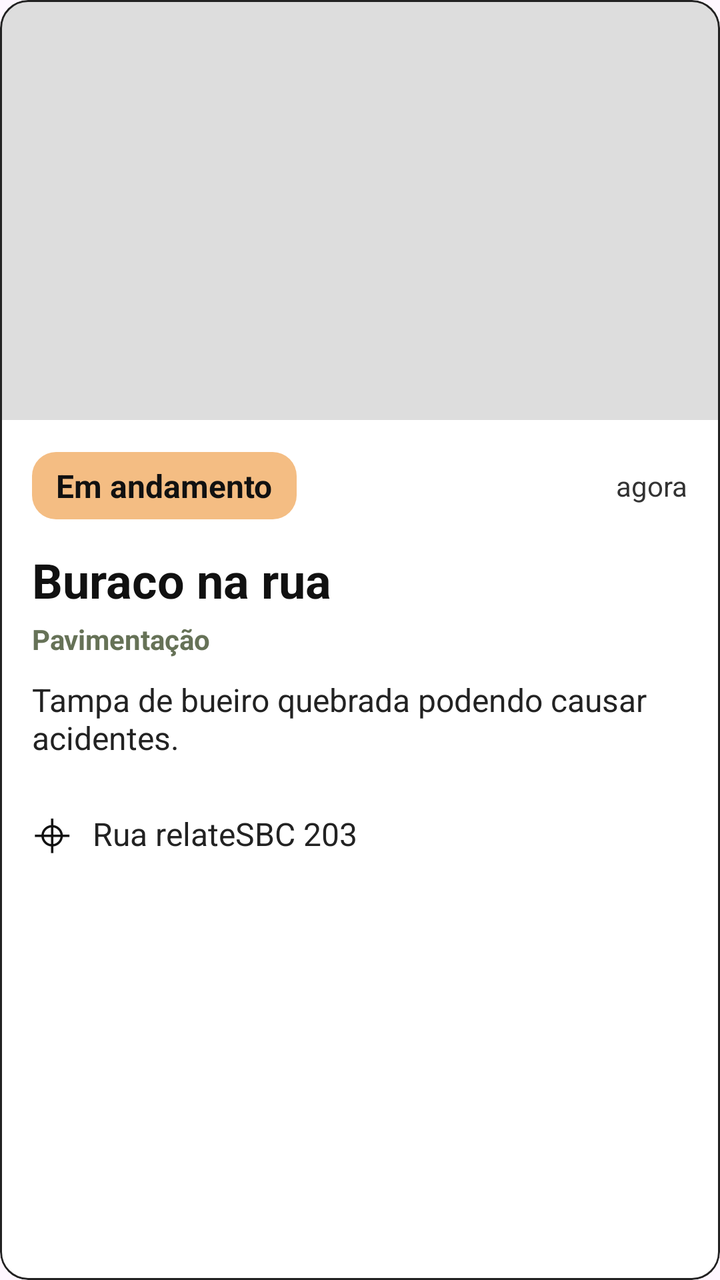
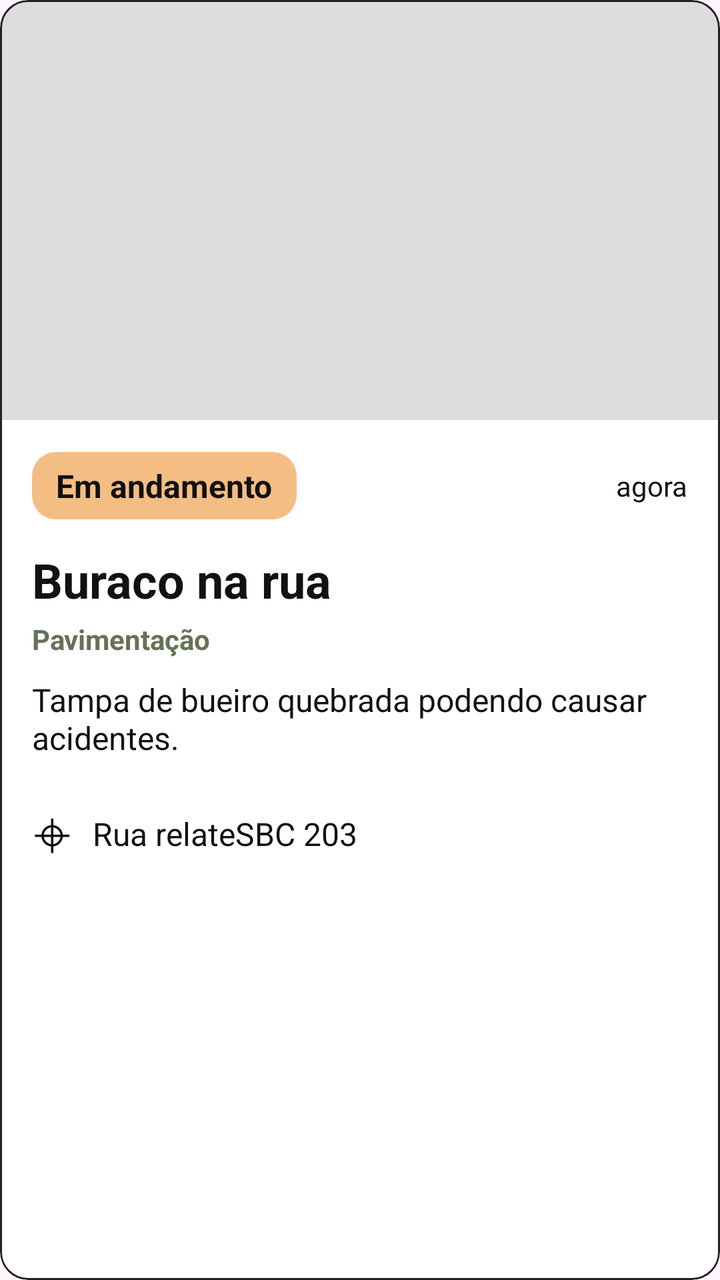

The first picture is an Android layout as it rendered before a commit; the second is the same layout after the commit. The layout source and the unified diff follow.
<!-- AndroidManifest.xml: application theme Theme.TCC -->
<!-- res/layout/item_card.xml -->
<?xml version="1.0" encoding="utf-8"?>
<com.google.android.material.card.MaterialCardView
    xmlns:android="http://schemas.android.com/apk/res/android"
    xmlns:app="http://schemas.android.com/apk/res-auto"

    android:layout_width="match_parent"
    android:layout_height="wrap_content"
    android:layout_marginBottom="16dp"

    app:cardBackgroundColor="#FFFFFF"
    app:cardCornerRadius="14dp"
    app:cardElevation="0dp"
    app:strokeColor="#222222"
    app:strokeWidth="1dp">


    <LinearLayout
        android:layout_width="match_parent"
        android:layout_height="wrap_content"
        android:orientation="vertical">


        

        <ImageView
            android:id="@+id/cardFoto"
            android:layout_width="match_parent"
            android:layout_height="210dp"
            android:background="#DDDDDD"
            android:contentDescription="Foto da denúncia"
            android:scaleType="centerCrop" />


        

        <LinearLayout
            android:layout_width="match_parent"
            android:layout_height="wrap_content"
            android:orientation="vertical"
            android:padding="16dp">


            

            <LinearLayout
                android:layout_width="match_parent"
                android:layout_height="wrap_content"
                android:gravity="center_vertical"
                android:orientation="horizontal">


                <TextView
                    android:id="@+id/cardStatus"
                    android:layout_width="wrap_content"
                    android:layout_height="wrap_content"
                    android:background="@drawable/bg_status"
                    android:paddingStart="12dp"
                    android:paddingTop="6dp"
                    android:paddingEnd="12dp"
                    android:paddingBottom="6dp"
                    android:text="Em andamento"
                    android:textColor="#111111"
                    android:textSize="16sp"
                    android:textStyle="bold" />


                <Space
                    android:layout_width="0dp"
                    android:layout_height="1dp"
                    android:layout_weight="1" />


                <TextView
                    android:id="@+id/cardTempo"
                    android:layout_width="wrap_content"
                    android:layout_height="wrap_content"
                    android:text="agora"
                    android:textColor="#333333"
                    android:textSize="14sp" />

            </LinearLayout>


            

            <TextView
                android:id="@+id/cardTitulo"
                android:layout_width="match_parent"
                android:layout_height="wrap_content"
                android:layout_marginTop="14dp"
                android:text="Buraco na rua"
                android:textColor="#111111"
                android:textSize="24sp"
                android:textStyle="bold" />


            

            <TextView
                android:id="@+id/cardCategoria"
                android:layout_width="wrap_content"
                android:layout_height="wrap_content"
                android:layout_marginTop="4dp"
                android:text="Pavimentação"
                android:textColor="#667257"
                android:textSize="14sp"
                android:textStyle="bold" />


            

            <TextView
                android:id="@+id/cardDescricao"
                android:layout_width="match_parent"
                android:layout_height="wrap_content"
                android:layout_marginTop="10dp"
                android:text="Tampa de bueiro quebrada podendo causar acidentes."
                android:textColor="#222222"
                android:textSize="16sp" />


            

            <LinearLayout
                android:layout_width="match_parent"
                android:layout_height="wrap_content"
                android:layout_marginTop="18dp"
                android:gravity="center_vertical"
                android:orientation="horizontal">


                <TextView
                    android:layout_width="wrap_content"
                    android:layout_height="wrap_content"
                    android:text="⌖"
                    android:textColor="#111111"
                    android:textSize="28sp" />


                <TextView
                    android:id="@+id/cardEndereco"
                    android:layout_width="0dp"
                    android:layout_height="wrap_content"
                    android:layout_marginStart="10dp"
                    android:layout_weight="1"
                    android:text="Rua relateSBC 203"
                    android:textColor="#222222"
                    android:textSize="16sp" />

            </LinearLayout>

        </LinearLayout>

    </LinearLayout>

</com.google.android.material.card.MaterialCardView>
<!-- resources referenced by this layout -->
<resources>
  <!-- drawable bg_status (drawable) -->
  <?xml version="1.0" encoding="utf-8"?>
  <shape xmlns:android="http://schemas.android.com/apk/res/android">
  
      <solid android:color="#F4BD83" />
  
      <corners android:radius="12dp" />
  
  </shape>
  <style name="Theme.TCC" parent="Base.Theme.TCC" />
  <style name="Base.Theme.TCC" parent="Theme.Material3.DayNight.NoActionBar">
          
          
      </style>
</resources>

<!-- the commit's change to res/layout/item_card.xml (unified diff, before → after) -->
@@ -7,10 +7,10 @@
     android:layout_height="wrap_content"
     android:layout_marginBottom="16dp"
 
-    app:cardBackgroundColor="#FFFFFF"
+    app:cardBackgroundColor="@color/sbc_card"
     app:cardCornerRadius="14dp"
     app:cardElevation="0dp"
-    app:strokeColor="#222222"
+    app:strokeColor="@color/sbc_borda"
     app:strokeWidth="1dp">
 
 
@@ -26,7 +26,7 @@
             android:id="@+id/cardFoto"
             android:layout_width="match_parent"
             android:layout_height="210dp"
-            android:background="#DDDDDD"
+            android:background="@color/sbc_foto_vazia"
             android:contentDescription="Foto da denúncia"
             android:scaleType="centerCrop" />
 
@@ -59,7 +59,7 @@
                     android:paddingEnd="12dp"
                     android:paddingBottom="6dp"
                     android:text="Em andamento"
-                    android:textColor="#111111"
+                    android:textColor="@color/sbc_texto"
                     android:textSize="16sp"
                     android:textStyle="bold" />
 
@@ -75,7 +75,7 @@
                     android:layout_width="wrap_content"
                     android:layout_height="wrap_content"
                     android:text="agora"
-                    android:textColor="#333333"
+                    android:textColor="@color/sbc_texto"
                     android:textSize="14sp" />
 
             </LinearLayout>
@@ -89,7 +89,7 @@
                 android:layout_height="wrap_content"
                 android:layout_marginTop="14dp"
                 android:text="Buraco na rua"
-                android:textColor="#111111"
+                android:textColor="@color/sbc_texto"
                 android:textSize="24sp"
                 android:textStyle="bold" />
 
@@ -102,7 +102,7 @@
                 android:layout_height="wrap_content"
                 android:layout_marginTop="4dp"
                 android:text="Pavimentação"
-                android:textColor="#667257"
+                android:textColor="@color/sbc_categoria"
                 android:textSize="14sp"
                 android:textStyle="bold" />
 
@@ -115,7 +115,7 @@
                 android:layout_height="wrap_content"
                 android:layout_marginTop="10dp"
                 android:text="Tampa de bueiro quebrada podendo causar acidentes."
-                android:textColor="#222222"
+                android:textColor="@color/sbc_texto"
                 android:textSize="16sp" />
 
 
@@ -133,7 +133,7 @@
                     android:layout_width="wrap_content"
                     android:layout_height="wrap_content"
                     android:text="⌖"
-                    android:textColor="#111111"
+                    android:textColor="@color/sbc_texto"
                     android:textSize="28sp" />
 
 
@@ -144,7 +144,7 @@
                     android:layout_marginStart="10dp"
                     android:layout_weight="1"
                     android:text="Rua relateSBC 203"
-                    android:textColor="#222222"
+                    android:textColor="@color/sbc_texto"
                     android:textSize="16sp" />
 
             </LinearLayout>
<!-- resource entries referenced after the edit -->
@@ -1,5 +1,10 @@
 <!-- resources referenced by this layout -->
 <resources>
+  <color name="sbc_borda">#222222</color>
+  <color name="sbc_card">#FFFFFF</color>
+  <color name="sbc_categoria">#667257</color>
+  <color name="sbc_foto_vazia">#DDDDDD</color>
+  <color name="sbc_texto">#111111</color>
   <!-- drawable bg_status (drawable) -->
   <?xml version="1.0" encoding="utf-8"?>
   <shape xmlns:android="http://schemas.android.com/apk/res/android">
